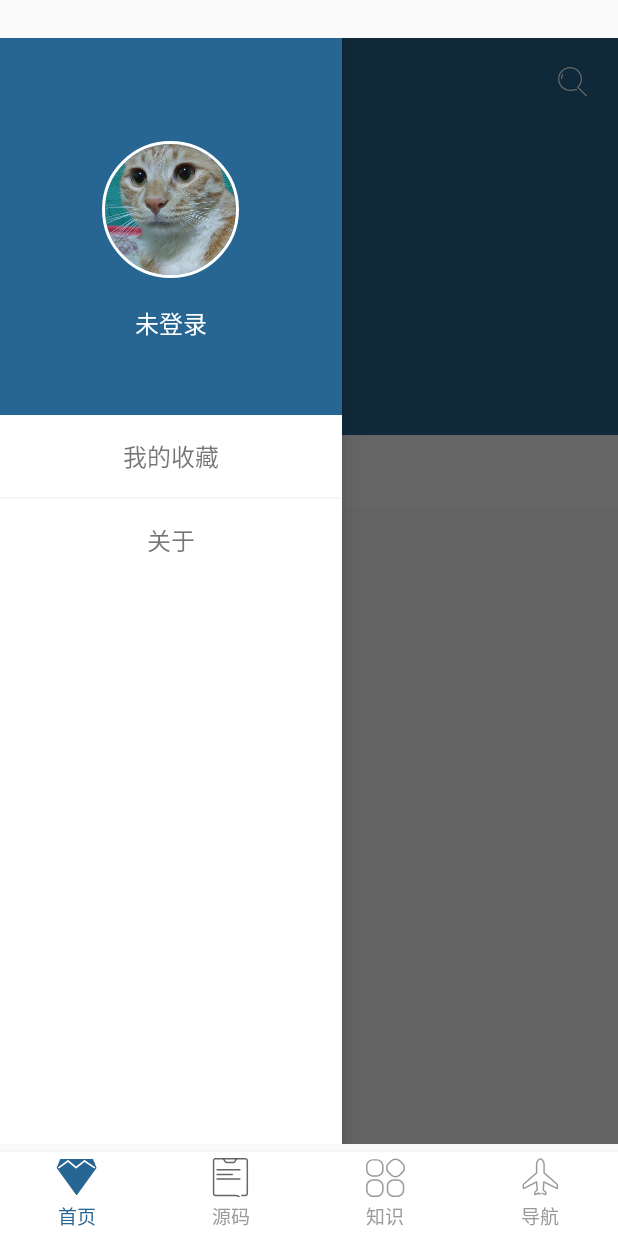
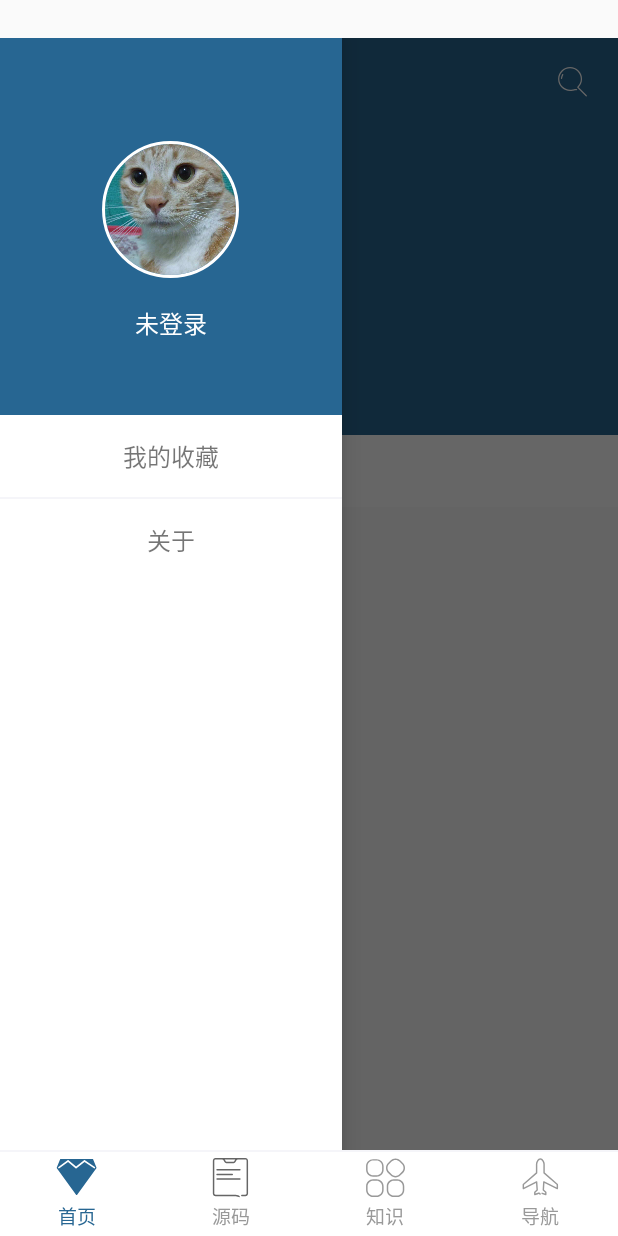
Before and after one commit to Cherry0824/WanAndroid, an Android app: the screen it shows after launch (MainActivity), with the side drawer open, on a phone screen of 412 x 824 dp. Run offline under Robolectric (Android 15) with nearby library versions, the phone set to English and light mode, and no system bars; our stand-ins replace ButterKnife, CircleImageView, EventBus, RxJava; libraries missing offline, so code that uses them is left out: com.chad.library, com.jaeger.library, com.just.agentweb, com.scwang.smartrefresh, com.youth.banner and 2 more; plain views replace SmartRefreshLayout; network calls fail; pictures from the network do not load; 93 statements that could not run were skipped.

Commit message:
Update activity_main.xml

```diff
--- a/app/src/main/res/layout/activity_main.xml
+++ b/app/src/main/res/layout/activity_main.xml
@@ -10,7 +10,7 @@
     <LinearLayout
         android:layout_width="match_parent"
         android:layout_height="match_parent"
-        android:layout_marginBottom="@dimen/dp_54"
+        android:layout_marginBottom="@dimen/dp_50"
         android:orientation="vertical">
 
         <View
```
